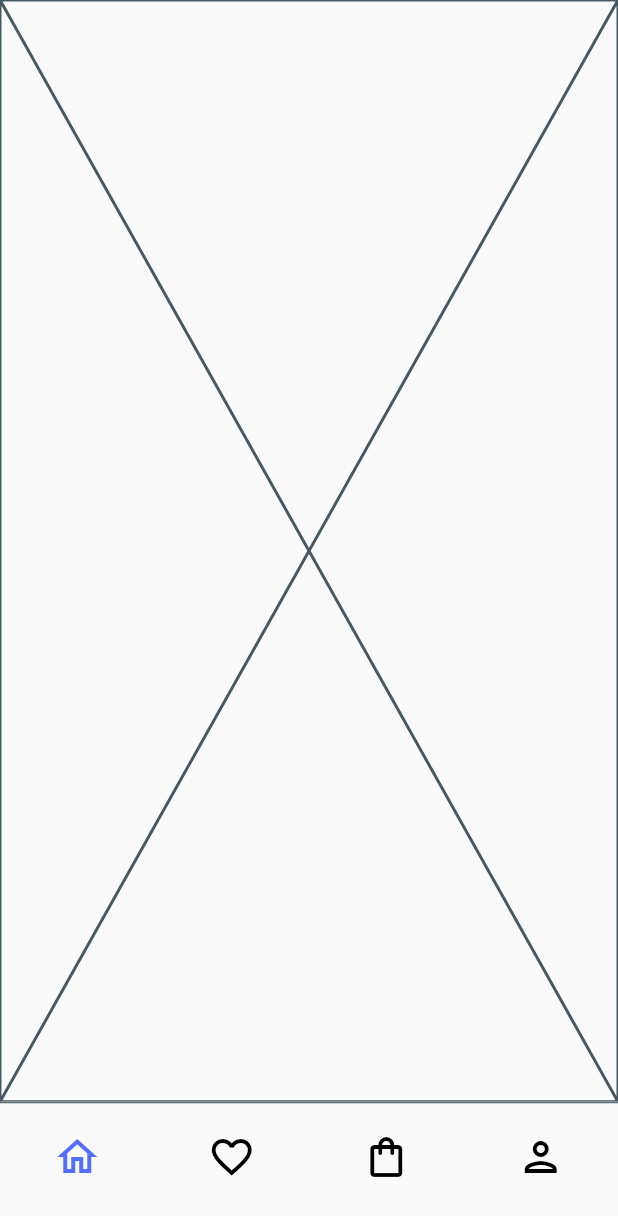
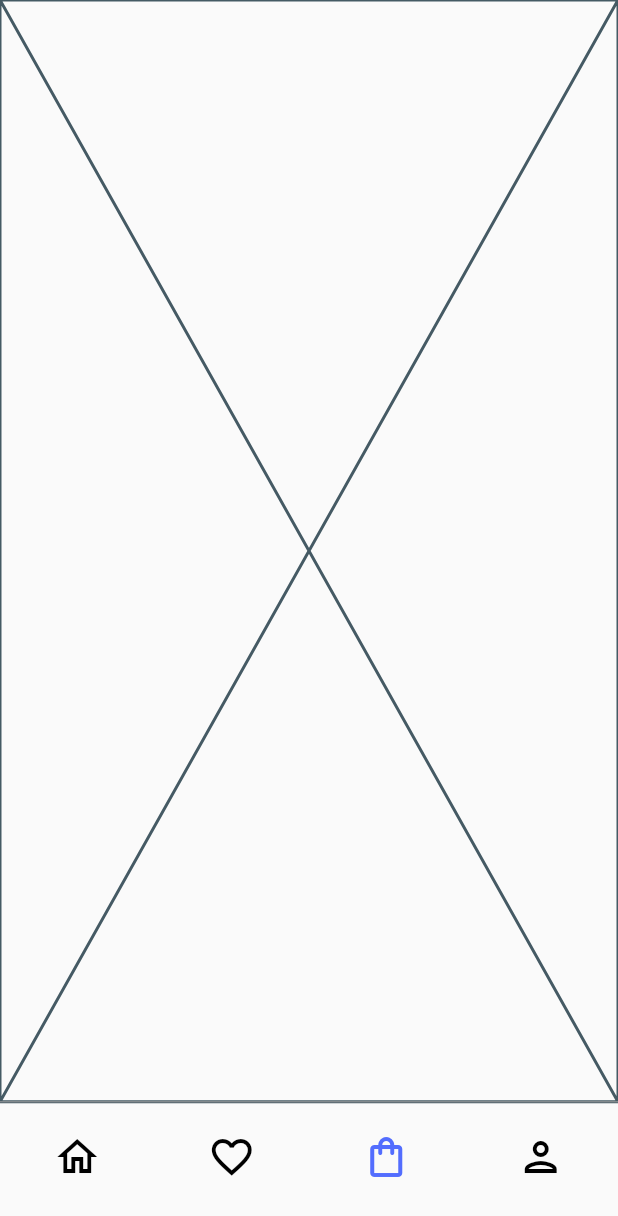
Before and after one commit to JAICHANGPARK/flutter_notebook_17th_story, a Flutter app: the screen it shows after launch, after a tap on the "shopping bag" icon, on a phone screen of 412 x 824 dp. Shown: the top 1216 px of the screen. Run offline on Flutter 3.47's test engine with Material 2 defaults, Android fonts, the phone set to English and light mode, and no system bars; our stand-ins replace badges, cached_network_image, fl_chart, flutter_riverpod, freezed_annotation, ionicons and 1 more.

Commit message:
Update furniture_main_page.dart

```diff
--- a/lib/ep1036_furniture_app/src/ui/furniture_main_page.dart
+++ b/lib/ep1036_furniture_app/src/ui/furniture_main_page.dart
@@ -28,28 +28,36 @@ class FurnitureMainPage extends ConsumerWidget {
                         iconSize: 32,
                     icon: Icon(Icons.home_outlined),
                     color: menuIndex == FurnitureMenu.home ? Colors.indigoAccent : Colors.black,
-                    onPressed: () {},
+                    onPressed: () {
+                      ref.read(furnitureMenuProvider.notifier).state = FurnitureMenu.home;
+                    },
                   )),
                   Expanded(
                       child: IconButton(
                         iconSize: 32,
                         icon: Icon(Icons.favorite_border),
                         color: menuIndex == FurnitureMenu.favorite ? Colors.indigoAccent : Colors.black,
-                        onPressed: () {},
+                        onPressed: () {
+                          ref.read(furnitureMenuProvider.notifier).state = FurnitureMenu.favorite;
+                        },
                       )),
                   Expanded(
                       child: IconButton(
                         iconSize: 32,
                         icon: Icon(Icons.shopping_bag_outlined),
-                        color: menuIndex == FurnitureMenu.favorite ? Colors.indigoAccent : Colors.black,
-                        onPressed: () {},
+                        color: menuIndex == FurnitureMenu.cart ? Colors.indigoAccent : Colors.black,
+                        onPressed: () {
+                          ref.read(furnitureMenuProvider.notifier).state = FurnitureMenu.cart;
+                        },
                       )),
                   Expanded(
                       child: IconButton(
                         iconSize: 32,
                         icon: Icon(Icons.person_outlined),
-                        color: menuIndex == FurnitureMenu.favorite ? Colors.indigoAccent : Colors.black,
-                        onPressed: () {},
+                        color: menuIndex == FurnitureMenu.profile ? Colors.indigoAccent : Colors.black,
+                        onPressed: () {
+                          ref.read(furnitureMenuProvider.notifier).state = FurnitureMenu.profile;
+                        },
                       )),
                 ],
               ),
```
